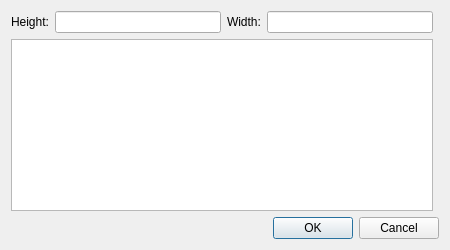
This is qt/OpenRGBMatrixMapEditorDialog/OpenRGBMatrixMapEditorDialog.ui in CalcProgrammer1/OpenRGB as Qt 5 draws it before an edit. The edited form follows.
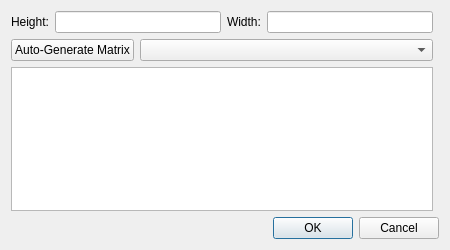
This is the edited form.

Commit message: Add matrix map automatic generation to matrix map editor

Diff of the .ui file:
```diff
--- a/qt/OpenRGBMatrixMapEditorDialog/OpenRGBMatrixMapEditorDialog.ui
+++ b/qt/OpenRGBMatrixMapEditorDialog/OpenRGBMatrixMapEditorDialog.ui
@@ -32,6 +32,12 @@
    </item>
    <item row="0" column="0">
     <layout class="QGridLayout" name="GridLayout">
+     <item row="6" column="0" colspan="4">
+      <widget class="QTableWidget" name="TableWidgetMatrixMap"/>
+     </item>
+     <item row="0" column="3">
+      <widget class="QLineEdit" name="LineEditWidth"/>
+     </item>
      <item row="0" column="0">
       <widget class="QLabel" name="LabelHeight">
        <property name="text">
@@ -39,8 +45,26 @@
        </property>
       </widget>
      </item>
-     <item row="0" column="1">
-      <widget class="QLineEdit" name="LineEditHeight"/>
+     <item row="4" column="0" colspan="4">
+      <layout class="QHBoxLayout" name="HorizontalLayoutAutoGenerate">
+       <item>
+        <widget class="QPushButton" name="ButtonAutoGenerate">
+         <property name="text">
+          <string>Auto-Generate Matrix</string>
+         </property>
+        </widget>
+       </item>
+       <item>
+        <widget class="QComboBox" name="ComboBoxAutoGenerate">
+         <property name="sizePolicy">
+          <sizepolicy hsizetype="Expanding" vsizetype="Fixed">
+           <horstretch>0</horstretch>
+           <verstretch>0</verstretch>
+          </sizepolicy>
+         </property>
+        </widget>
+       </item>
+      </layout>
      </item>
      <item row="0" column="2">
       <widget class="QLabel" name="LabelWidth">
@@ -49,11 +73,8 @@
        </property>
       </widget>
      </item>
-     <item row="0" column="3">
-      <widget class="QLineEdit" name="LineEditWidth"/>
-     </item>
-     <item row="1" column="0" colspan="4">
-      <widget class="QTableWidget" name="TableWidgetMatrixMap"/>
+     <item row="0" column="1">
+      <widget class="QLineEdit" name="LineEditHeight"/>
      </item>
     </layout>
    </item>
```
The commit also changes 2 other files.
